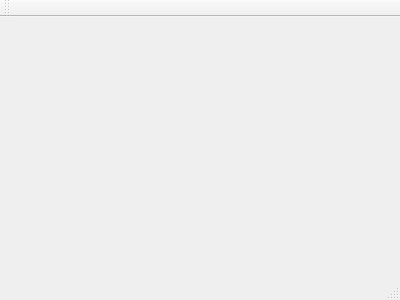
wfairclough/TAE, file TAEval-Client/loginwindow.ui: the form before one commit.
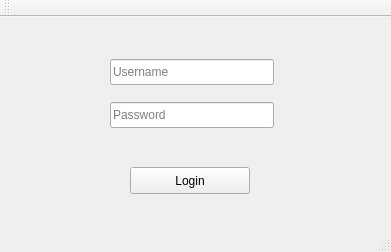
The form after the commit.

Commit message: Simple Login client server

Patch:
```diff
--- a/TAEval-Client/loginwindow.ui
+++ b/TAEval-Client/loginwindow.ui
@@ -1,24 +1,94 @@
 <ui version="4.0">
  <class>LoginWindow</class>
- <widget class="QMainWindow" name="LoginWindow" >
-  <property name="geometry" >
+ <widget class="QMainWindow" name="LoginWindow">
+  <property name="geometry">
    <rect>
     <x>0</x>
     <y>0</y>
-    <width>400</width>
-    <height>300</height>
+    <width>391</width>
+    <height>252</height>
    </rect>
   </property>
-  <property name="windowTitle" >
+  <property name="maximumSize">
+   <size>
+    <width>400</width>
+    <height>400</height>
+   </size>
+  </property>
+  <property name="windowTitle">
    <string>LoginWindow</string>
   </property>
-  <widget class="QMenuBar" name="menuBar" />
-  <widget class="QToolBar" name="mainToolBar" />
-  <widget class="QWidget" name="centralWidget" />
-  <widget class="QStatusBar" name="statusBar" />
+  <widget class="QWidget" name="centralWidget">
+   <widget class="QPushButton" name="loginButton">
+    <property name="geometry">
+     <rect>
+      <x>130</x>
+      <y>150</y>
+      <width>120</width>
+      <height>27</height>
+     </rect>
+    </property>
+    <property name="text">
+     <string>Login</string>
+    </property>
+   </widget>
+   <widget class="QLineEdit" name="usernameLineEdit">
+    <property name="geometry">
+     <rect>
+      <x>110</x>
+      <y>42</y>
+      <width>164</width>
+      <height>26</height>
+     </rect>
+    </property>
+    <property name="maxLength">
+     <number>255</number>
+    </property>
+    <property name="placeholderText">
+     <string>Username</string>
+    </property>
+   </widget>
+   <widget class="QLineEdit" name="passwordLineEdit">
+    <property name="geometry">
+     <rect>
+      <x>110</x>
+      <y>85</y>
+      <width>164</width>
+      <height>26</height>
+     </rect>
+    </property>
+    <property name="maxLength">
+     <number>32</number>
+    </property>
+    <property name="echoMode">
+     <enum>QLineEdit::Password</enum>
+    </property>
+    <property name="placeholderText">
+     <string>Password</string>
+    </property>
+   </widget>
+  </widget>
+  <widget class="QMenuBar" name="menuBar">
+   <property name="geometry">
+    <rect>
+     <x>0</x>
+     <y>0</y>
+     <width>391</width>
+     <height>24</height>
+    </rect>
+   </property>
+  </widget>
+  <widget class="QToolBar" name="mainToolBar">
+   <attribute name="toolBarArea">
+    <enum>TopToolBarArea</enum>
+   </attribute>
+   <attribute name="toolBarBreak">
+    <bool>false</bool>
+   </attribute>
+  </widget>
+  <widget class="QStatusBar" name="statusBar"/>
  </widget>
- <layoutDefault spacing="6" margin="11" />
- <pixmapfunction></pixmapfunction>
+ <layoutdefault spacing="6" margin="11"/>
  <resources/>
  <connections/>
 </ui>
```
Left out of the diff: 6 changed lines with no effect on the pictures. The commit also changes 18 other files.
